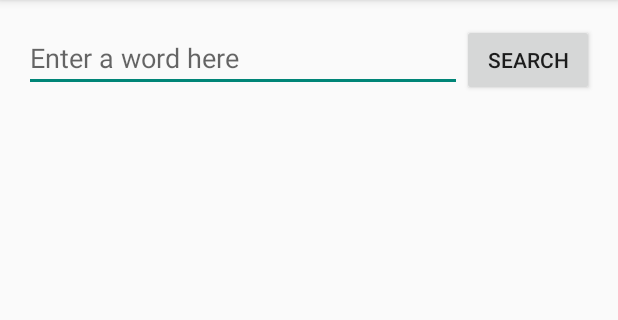
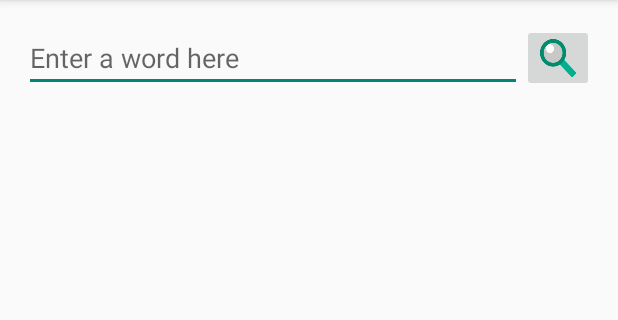
Before and after one commit to jacobHclarkson/Android-Dictionary, an Android app: the screen it shows after launch (MainActivity), on a phone screen of 412 x 824 dp, the part 84-404 px from its top. Run offline under Robolectric (Android 15) with nearby library versions, the phone set to English and light mode, and no system bars.

Commit message:
added icons for search and audio

```diff
--- a/app/src/main/java/com/example/jacobclarkson/define/MainActivity.java
+++ b/app/src/main/java/com/example/jacobclarkson/define/MainActivity.java
@@ -11,7 +11,7 @@ import android.os.Bundle;
 import android.view.Menu;
 import android.view.MenuItem;
 import android.view.View;
-import android.widget.Button;
+import android.widget.ImageButton;
 import android.widget.EditText;
 import android.widget.ListView;
 
@@ -30,7 +30,7 @@ import javax.xml.parsers.DocumentBuilderFactory;
 public class MainActivity extends Activity {
     ArrayList<Definition> retrieved;
     CustomAdapter customAdapter;
-    Button audioButton;
+    ImageButton audioButton;
     @Override
     protected void onCreate(Bundle savedInstanceState) {
         super.onCreate(savedInstanceState);
@@ -39,7 +39,7 @@ public class MainActivity extends Activity {
         retrieved = new ArrayList<>();
         customAdapter = new CustomAdapter(MainActivity.this, retrieved);
         listView.setAdapter(customAdapter);
-        audioButton = (Button) findViewById(R.id.audioButton);
+        audioButton = (ImageButton) findViewById(R.id.audioButton);
         audioButton.setVisibility(View.GONE);
     }
 
--- a/app/src/main/res/layout/activity_main.xml
+++ b/app/src/main/res/layout/activity_main.xml
@@ -17,21 +17,23 @@
             android:hint="@string/search_hint"
             android:layout_width="0dp" />
 
-        <Button
-            android:layout_width="wrap_content"
-            android:layout_height="wrap_content"
+        <ImageButton
+            android:layout_width="48sp"
+            android:layout_height="45sp"
             android:id="@+id/searchButton"
-            android:text="Search"
+            android:src="@drawable/search_icon"
+            android:scaleType="fitXY"
             android:onClick="search"/>
     </LinearLayout>
 
-    <Button
-        android:layout_width="wrap_content"
-        android:layout_height="wrap_content"
+    <ImageButton
+        android:layout_width="48sp"
+        android:layout_height="48sp"
         android:layout_below="@id/topLayout"
         android:layout_centerHorizontal="true"
         android:id="@+id/audioButton"
-        android:text="Audio"
+        android:src="@drawable/audio_icon"
+        android:scaleType="fitXY"
         android:onClick="playAudio"/>
 
     <ListView
```
Also changed, not shown: app/src/main/res/drawable/audio_icon.png (added), app/src/main/res/drawable/search_icon.png (added).
